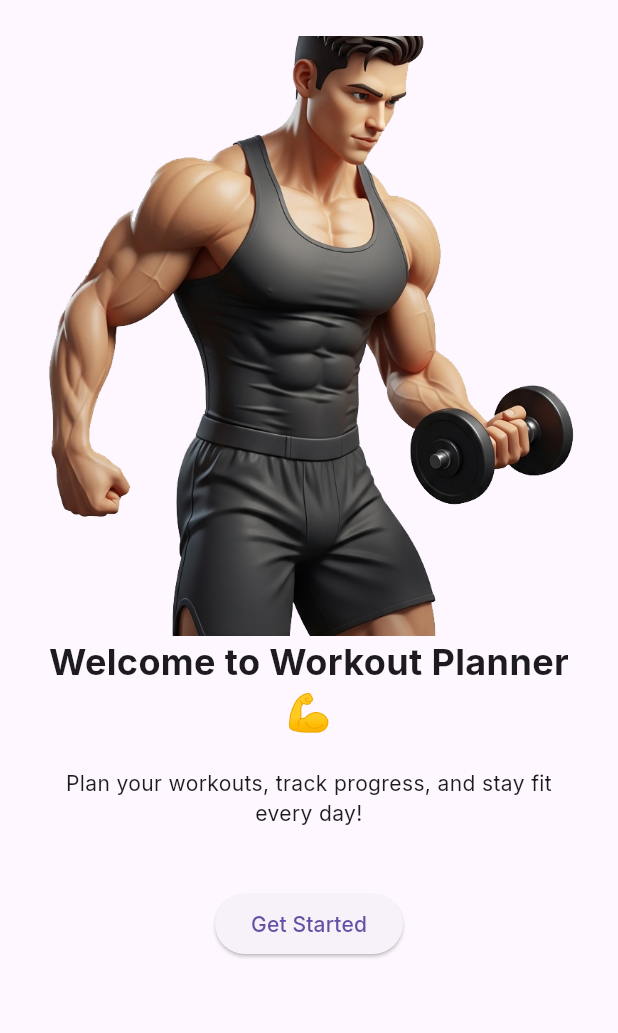
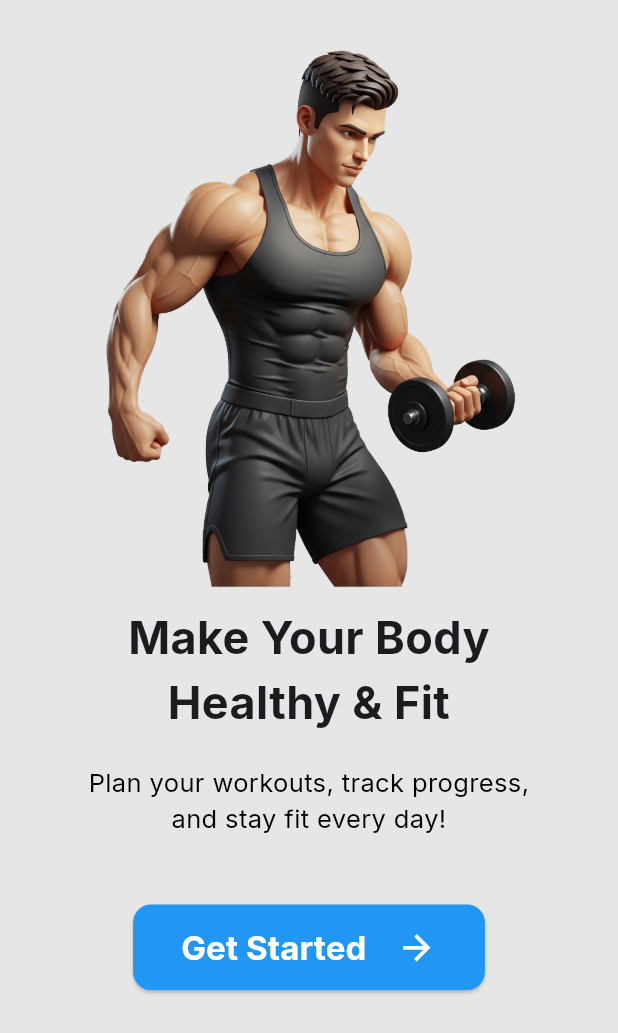
Before and after one commit to viraj992/workouts-mobile-App, a Flutter app: the screen it shows after launch, on a phone screen of 412 x 824 dp. Shown: the top 1033 px of the screen. Run offline on Flutter 3.47's test engine with Material 3 defaults, Android fonts, the phone set to English and light mode, and no system bars; our stand-ins replace google_fonts.

Commit message:
modify welcome page 📝

```diff
--- a/lib/pages/welcome_page.dart
+++ b/lib/pages/welcome_page.dart
@@ -9,31 +9,32 @@ class WelcomePage extends StatelessWidget {
     return Scaffold(
       body: SafeArea(
         child: Container(
+          decoration: BoxDecoration(
+            color: const Color.fromARGB(255, 231, 230, 230),
+          ),
           width: double.infinity,
-          padding: const EdgeInsets.symmetric(
-            vertical: 24.0,
-            horizontal: 24,
-          ),
+          padding: const EdgeInsets.symmetric(vertical: 24.0, horizontal: 15),
           child: Column(
             mainAxisAlignment: MainAxisAlignment.start,
             children: [
               Image.asset(
                 "assets/images/exercises/welcome.png",
                 width: double.infinity,
-                height: 400,
-                fit: BoxFit.cover,
+                height: 380,
+                fit: BoxFit.contain,
               ),
-              const Text(
-                "Welcome to Workout Planner 💪",
-                style: TextStyle(fontSize: 24, fontWeight: FontWeight.bold),
+              Text(
+                "Make Your Body \nHealthy & Fit",
+                style: TextStyle(fontSize: 30, fontWeight: FontWeight.bold),
                 textAlign: TextAlign.center,
               ),
               const SizedBox(height: 20),
-              const Text(
-                "Plan your workouts, track progress, and stay fit every day!",
+              Text(
+                "Plan your workouts, track progress, \nand stay fit every day!",
+                style: TextStyle(fontSize: 17, color: Colors.black),
                 textAlign: TextAlign.center,
               ),
-              const SizedBox(height: 40),
+              const SizedBox(height: 45),
               ElevatedButton(
                 onPressed: () {
                   Navigator.pushReplacement(
@@ -43,7 +44,28 @@ class WelcomePage extends StatelessWidget {
                     ),
                   );
                 },
-                child: const Text("Get Started"),
+                style: ElevatedButton.styleFrom(
+                  padding: EdgeInsets.symmetric(vertical: 13, horizontal: 32),
+                  backgroundColor: Colors.blue,
+                  shape: RoundedRectangleBorder(
+                    borderRadius: BorderRadius.circular(12),
+                  ),
+                ),
+                child: Row(
+                  mainAxisSize: MainAxisSize.min,
+                  children: [
+                    Text(
+                      "Get Started",
+                      style: TextStyle(
+                        fontSize: 22,
+                        color: Colors.white,
+                        fontWeight: FontWeight.bold,
+                      ),
+                    ),
+                    SizedBox(width: 20),
+                    Icon(Icons.arrow_forward, color: Colors.white, size: 27),
+                  ],
+                ),
               ),
             ],
           ),
```
Also changed, not shown: assets/images/exercises/welcome2.png (deleted).
